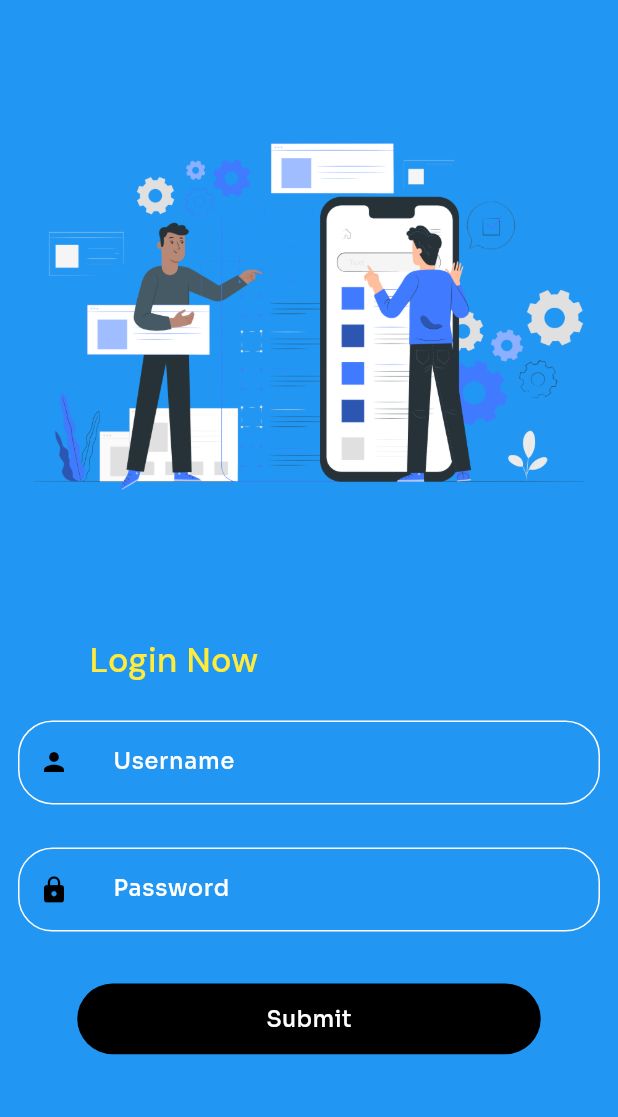
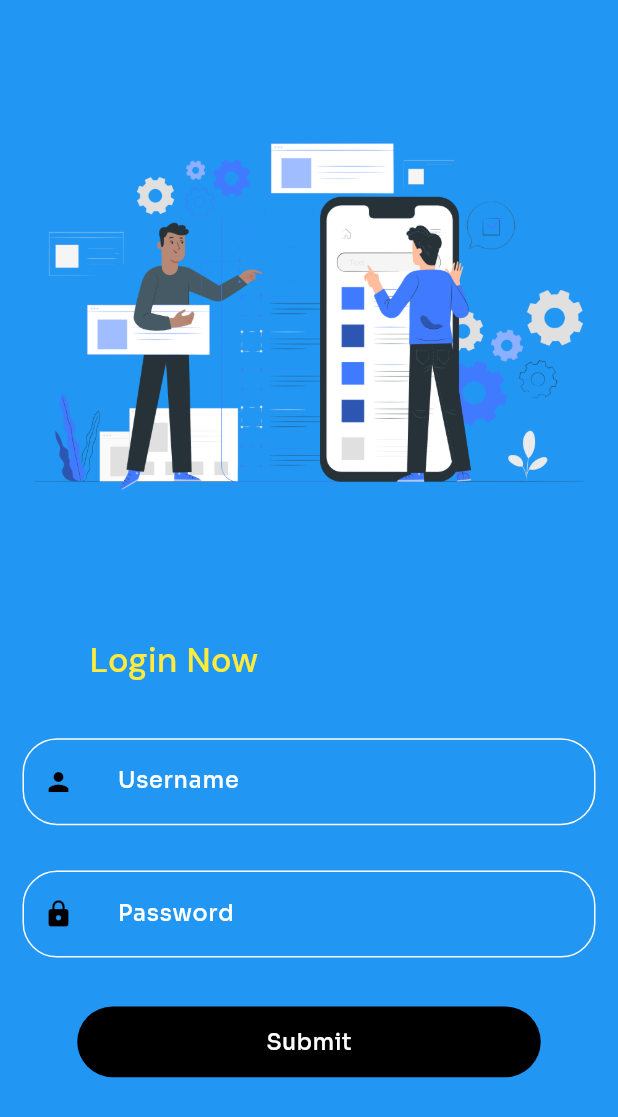
Before and after one commit to ofchari/Tracking-, a Flutter app: the screen it shows after launch, on a phone screen of 412 x 824 dp. Shown: the top 1117 px of the screen. Run offline on Flutter 3.47's test engine with Material 3 defaults, Android fonts, the phone set to English and light mode, and no system bars; our stand-ins replace flutter_screenutil, get, google_fonts, shared_preferences.

```diff
--- a/lib/login.dart
+++ b/lib/login.dart
@@ -88,14 +88,15 @@ class _LoginState extends State<Login> {
                 padding:  const EdgeInsets.only(right: 180.0),
                 child: Text("Login Now",style: GoogleFonts.dmSans(textStyle: TextStyle(fontSize: 20.sp,fontWeight: FontWeight.w500,color: Colors.yellow)),),
               ),
-              SizedBox(height: 20.h,),
+              SizedBox(height: 30.h,),
               SizedBox(
                 height: 60.h,
-                width: 400.w,
+                width: 370.w,
                 child: Padding(
-                  padding: const EdgeInsets.only(left: 12.0, right: 12.0),
+                  padding: const EdgeInsets.only(left: 15.0, right: 15.0),
                   child: TextFormField(
                     controller: _usernameController,
+                    style: GoogleFonts.dmSans(textStyle: TextStyle(fontSize: 15.sp,fontWeight: FontWeight.w500,color: Colors.white)),
                     decoration: InputDecoration(
                       labelText: "   Username",
                       labelStyle: GoogleFonts.sora(
@@ -118,15 +119,16 @@ class _LoginState extends State<Login> {
                   ),
                 ),
               ),
-              SizedBox(height: 12.h),
+              SizedBox(height: 15.h),
               SizedBox(
                 height: 60.h,
-                width: 400.w,
+                width: 370.w,
                 child: Padding(
-                  padding: const EdgeInsets.only(left: 12.0, right: 12.0),
+                  padding: const EdgeInsets.only(left: 15.0, right: 15.0),
                   child: TextFormField(
                     controller: _passwordController,
                     obscureText: true,
+                    style: GoogleFonts.dmSans(textStyle: TextStyle(fontSize: 15.sp,fontWeight: FontWeight.w500,color: Colors.white)),
                     decoration: InputDecoration(
                       labelText: "   Password",
                       labelStyle: GoogleFonts.sora(
```
